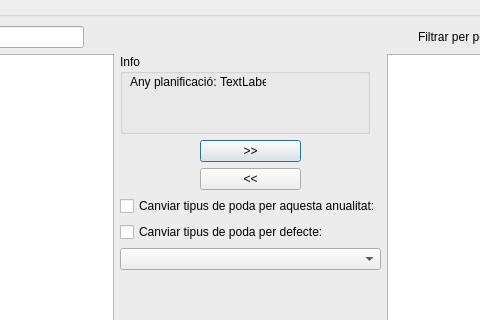
The window that ui/tree_selector.ui (bgeo-gis/treemanage_qgis_pluggin) describes before a commit, drawn with Qt 5; both pictures show x 156 to 636 and y 0 to 320 of the 814 by 690 pixel window.
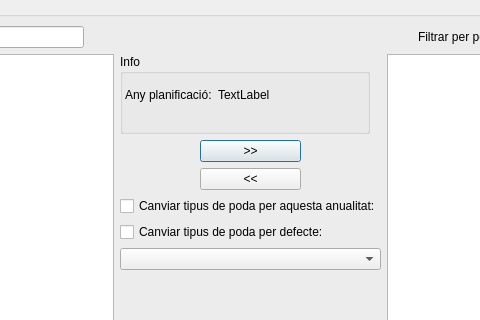
The same window after the commit.

Patch:
```diff
--- a/ui/tree_selector.ui
+++ b/ui/tree_selector.ui
@@ -133,31 +133,44 @@
               <property name="title">
                <string>Info</string>
               </property>
-              <widget class="QLabel" name="lbl_year">
+              <widget class="QWidget" name="horizontalLayoutWidget">
                <property name="geometry">
                 <rect>
-                 <x>100</x>
-                 <y>20</y>
-                 <width>46</width>
-                 <height>16</height>
+                 <x>5</x>
+                 <y>15</y>
+                 <width>231</width>
+                 <height>51</height>
                 </rect>
                </property>
-               <property name="text">
-                <string>TextLabel</string>
-               </property>
-              </widget>
-              <widget class="QLabel" name="label_4">
-               <property name="geometry">
-                <rect>
-                 <x>10</x>
-                 <y>20</y>
-                 <width>86</width>
-                 <height>16</height>
-                </rect>
-               </property>
-               <property name="text">
-                <string>Any planificació:</string>
-               </property>
+               <layout class="QHBoxLayout" name="horizontalLayout_11">
+                <item>
+                 <widget class="QLabel" name="label_4">
+                  <property name="text">
+                   <string>Any planificació:</string>
+                  </property>
+                 </widget>
+                </item>
+                <item>
+                 <widget class="QLabel" name="lbl_year">
+                  <property name="text">
+                   <string>TextLabel</string>
+                  </property>
+                 </widget>
+                </item>
+                <item>
+                 <spacer name="horizontalSpacer_2">
+                  <property name="orientation">
+                   <enum>Qt::Horizontal</enum>
+                  </property>
+                  <property name="sizeHint" stdset="0">
+                   <size>
+                    <width>40</width>
+                    <height>20</height>
+                   </size>
+                  </property>
+                 </spacer>
+                </item>
+               </layout>
               </widget>
              </widget>
             </item>
```
